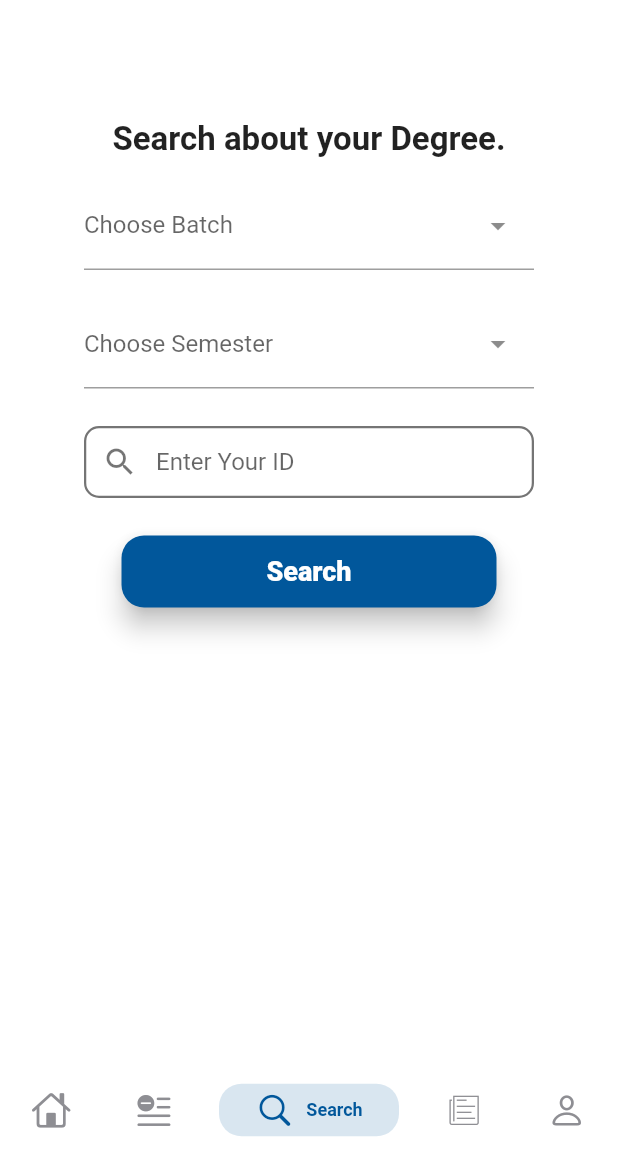
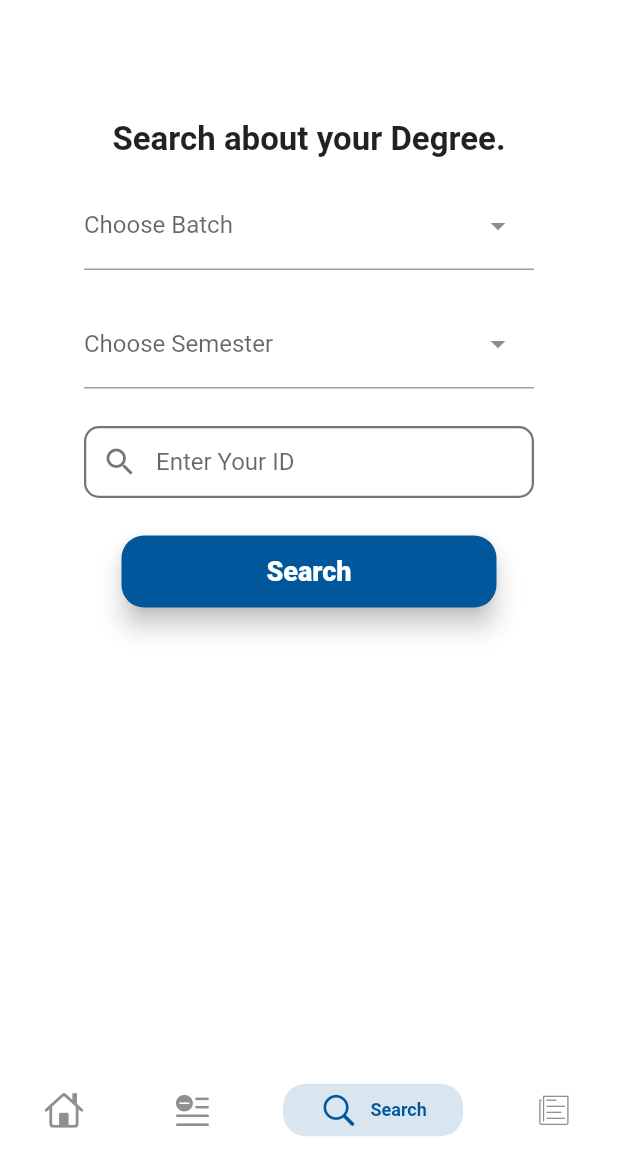
Before and after one commit to abdullahAabu-kuffa/Student-Services, a Flutter app: the MainPage screen opened directly with empty values, item 3 of the bottom bar chosen, on a phone screen of 412 x 824 dp, the part 84-1236 px from its top. Run offline on Flutter 3.47's test engine with Material 2 defaults, Android fonts, the phone set to English and light mode, and no system bars; drawn by our look-alikes of dropdown_search, modal_progress_hud_nsn, persistent_bottom_nav_bar; our stand-ins replace animated_text_kit, dio, firebase_auth, firebase_core, google_sign_in, tuple; missing offline and left inert: gsheets; accounts and stored records are empty; network calls fail; key blocks and very long unbroken strings in the code were emptied for the run.

Commit message:
some editing

```diff
--- a/lib/MainPage/departementsPage.dart
+++ b/lib/MainPage/departementsPage.dart
@@ -11,6 +11,7 @@ class _DepartementsPageState extends State<DepartementsPage> {
   @override
   Widget build(BuildContext context) {
     return const Scaffold(
+      backgroundColor: Colors.white,
       body: Center(
         child: Text('departements'),
       ),
--- a/lib/MainPage/mainPage.dart
+++ b/lib/MainPage/mainPage.dart
@@ -117,7 +117,6 @@ class _MainPageState extends State<MainPage> {
             DepartementsPage(),
             SearchPage(),
             NotesPage(),
-            ProfilePage(),
           ],
           items: _navBarsItems(),
           navBarStyle: NavBarStyle.style9,
@@ -159,12 +158,6 @@ class _MainPageState extends State<MainPage> {
         activeColorPrimary: mainColor,
         inactiveColorPrimary: CupertinoColors.systemGrey,
       ),
-      PersistentBottomNavBarItem(
-        icon: const Icon(CupertinoIcons.person),
-        title: ("Profile"),
-        activeColorPrimary: mainColor,
-        inactiveColorPrimary: CupertinoColors.systemGrey,
-      ),
     ];
   }
 }
--- a/lib/MainPage/notesPage.dart
+++ b/lib/MainPage/notesPage.dart
@@ -13,6 +13,7 @@ class _NotesPageState extends State<NotesPage> {
   @override
   Widget build(BuildContext context) {
     return const Scaffold(
+      backgroundColor: Colors.white,
       body: Center(
         child: Text('NotesPage'),
       ),
--- a/lib/database/table.dart
+++ b/lib/database/table.dart
@@ -1,21 +1,19 @@
 import 'package:flutter/material.dart';
 
-
-class tableData extends StatefulWidget {
-  const tableData({super.key});
+class TableData extends StatefulWidget {
+  const TableData({super.key});
 
   @override
-  State<tableData> createState() => _tableData();
+  State<TableData> createState() => _TableData();
 }
 
-
-class _tableData extends State<tableData> {
+class _TableData extends State<TableData> {
   @override
   Widget build(BuildContext context) {
     return MaterialApp(
       home: Scaffold(
         appBar: AppBar(
-          title: Text("hi"),
+          title: const Text("hi"),
         ),
         body: Center(
           child: ListView(
@@ -27,7 +25,7 @@ class _tableData extends State<tableData> {
               const SizedBox(
                 height: 15,
               ),
-              DataTable(columns: [
+              DataTable(columns: const [
                 DataColumn(
                     label: Text(
                   "Subjects",
@@ -52,7 +50,7 @@ class _tableData extends State<tableData> {
                       fontWeight: FontWeight.w400,
                       color: Colors.lightBlue),
                 ))
-              ], rows: [
+              ], rows: const [
                 DataRow(cells: [
                   DataCell(Text("Data Science")),
                   DataCell(Text("3.1")),
--- a/lib/main.dart
+++ b/lib/main.dart
@@ -3,6 +3,7 @@ import 'package:flutter/material.dart';
 import 'package:students_app/MainPage/homePage.dart';
 import 'package:students_app/MainPage/mainPage.dart';
 import 'package:students_app/MainPage/searchPage.dart';
+import 'package:students_app/database/table.dart';
 
 import 'WelcomePages/welPageOfFacultyOfScience.dart';
 import 'WelcomePages/welPageOfMathematics.dart';
@@ -61,6 +62,7 @@ class MyApp extends StatelessWidget {
         'signUpScreen': (context) => const SignUp(),
         'searchPage': (context) => const SearchPage(),
         'homePage': (context) => const HomePage(),
+        'tableScreen': (context) => const TableData(),
       },
     );
   }
```
Also changed, not shown: lib/Auth/logInScreen.dart (+11 -0 lines), lib/MainPage/profilePage.dart (deleted, +0 -21 lines), lib/MainPage/searchPage.dart (+8 -1 lines).
